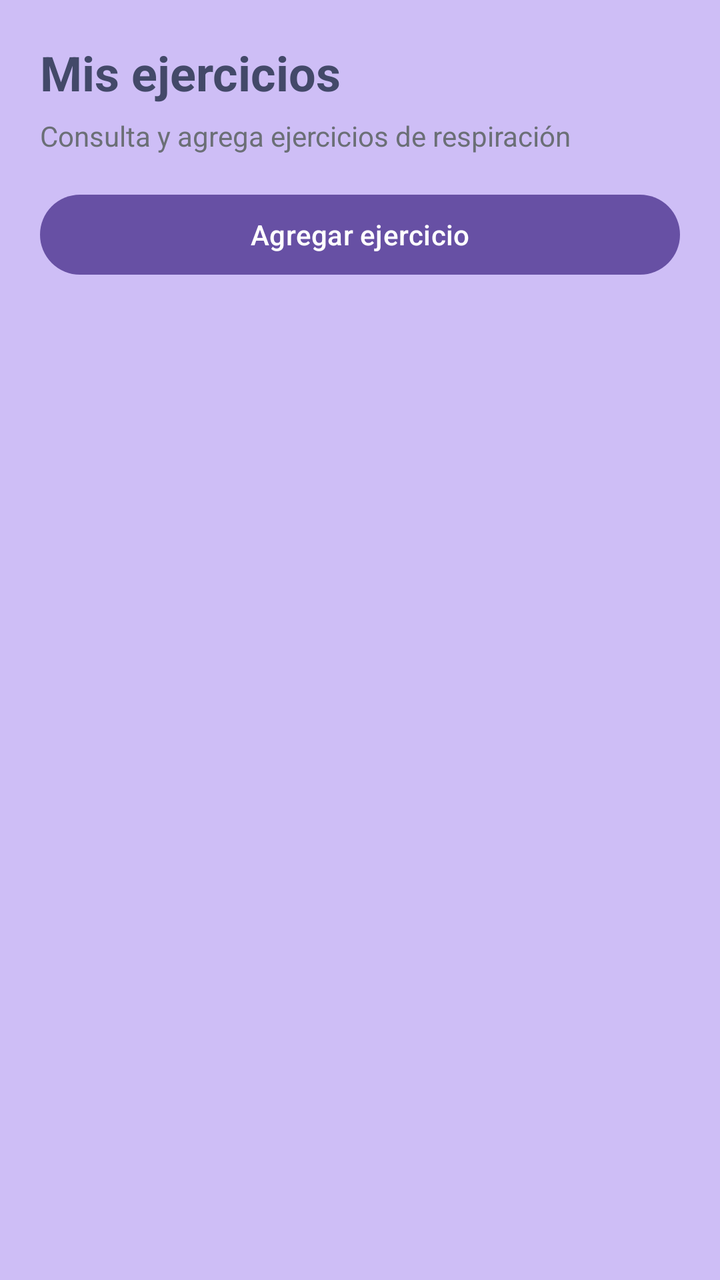
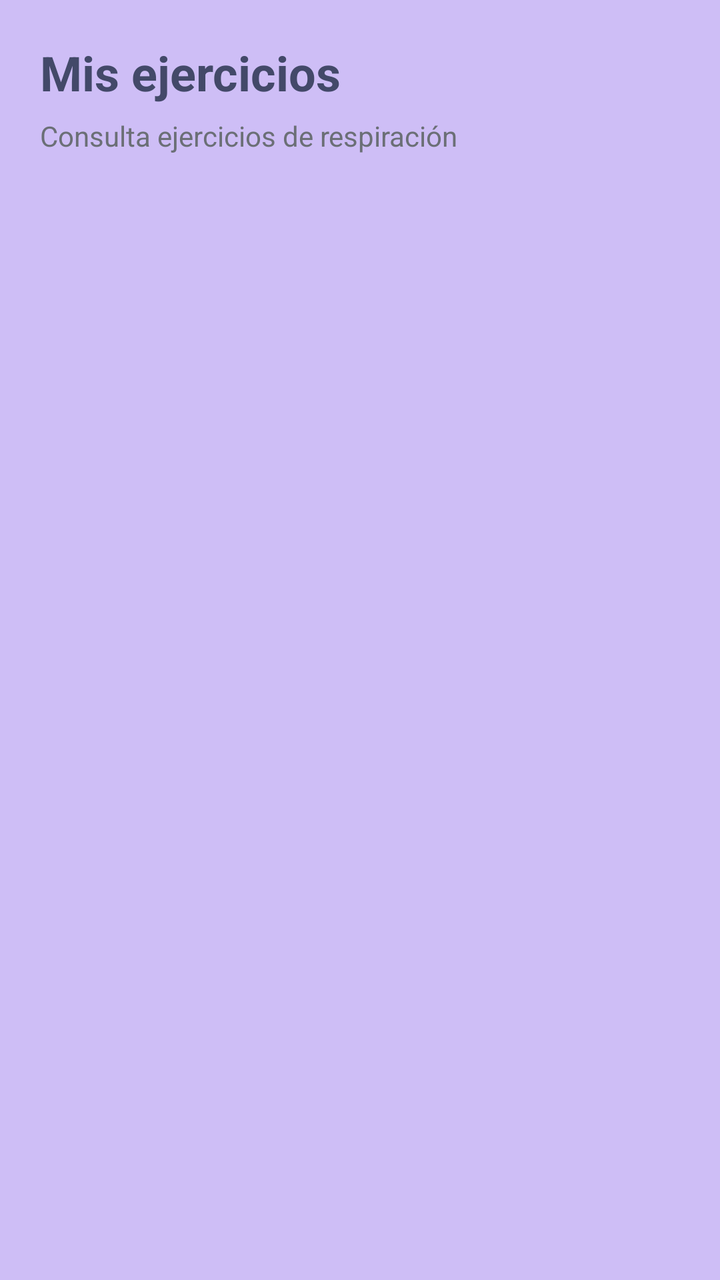

Two renders of the same Android screen: before a commit and after it. Below are the layout's source before the change and the commit's diff.
<!-- AndroidManifest.xml: application theme Theme.Prueba_emulador -->
<!-- res/layout/activity_lista_ejercicios.xml -->
<?xml version="1.0" encoding="utf-8"?>
<LinearLayout
    xmlns:android="http://schemas.android.com/apk/res/android"
    android:layout_width="match_parent"
    android:layout_height="match_parent"
    android:orientation="vertical"
    android:padding="20dp"
    android:background="@color/background">

    <TextView
        android:layout_width="match_parent"
        android:layout_height="wrap_content"
        android:text="Mis ejercicios"
        android:textSize="24sp"
        android:textStyle="bold"
        android:textColor="@color/deep_night"/>

    <TextView
        android:layout_width="match_parent"
        android:layout_height="wrap_content"
        android:layout_marginTop="6dp"
        android:layout_marginBottom="16dp"
        android:text="Consulta y agrega ejercicios de respiración"
        android:textSize="14sp"
        android:textColor="@color/text_secondary"/>

    <Button
        android:id="@+id/btn_agregar_ejercicio"
        android:layout_width="match_parent"
        android:layout_height="wrap_content"
        android:text="Agregar ejercicio"
        android:layout_marginBottom="16dp"/>

    <ProgressBar
        android:id="@+id/progress_ejercicios"
        android:layout_width="wrap_content"
        android:layout_height="wrap_content"
        android:layout_gravity="center"
        android:visibility="gone"/>

    <androidx.recyclerview.widget.RecyclerView
        android:id="@+id/rv_ejercicios"
        android:layout_width="match_parent"
        android:layout_height="0dp"
        android:layout_weight="1"/>

</LinearLayout>
<!-- resources referenced by this layout -->
<resources>
  <color name="background">#CEBEF6</color>
  <color name="deep_night">#434969</color>
  <color name="text_secondary">#6B6F76</color>
  <style name="Theme.Prueba_emulador" parent="Base.Theme.Prueba_emulador" />
  <style name="Base.Theme.Prueba_emulador" parent="Theme.Material3.DayNight.NoActionBar">
          
          
      </style>
</resources>

<!-- the commit's change to res/layout/activity_lista_ejercicios.xml (unified diff, before → after) -->
@@ -20,16 +20,9 @@
         android:layout_height="wrap_content"
         android:layout_marginTop="6dp"
         android:layout_marginBottom="16dp"
-        android:text="Consulta y agrega ejercicios de respiración"
+        android:text="Consulta ejercicios de respiración"
         android:textSize="14sp"
         android:textColor="@color/text_secondary"/>
-
-    <Button
-        android:id="@+id/btn_agregar_ejercicio"
-        android:layout_width="match_parent"
-        android:layout_height="wrap_content"
-        android:text="Agregar ejercicio"
-        android:layout_marginBottom="16dp"/>
 
     <ProgressBar
         android:id="@+id/progress_ejercicios"
